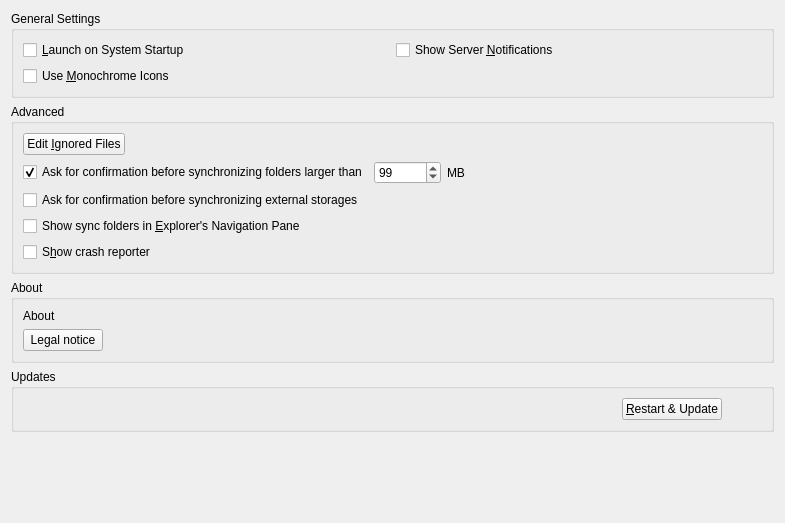
Above: src/gui/generalsettings.ui from nextcloud/desktop before the change. Below: the same form after it.
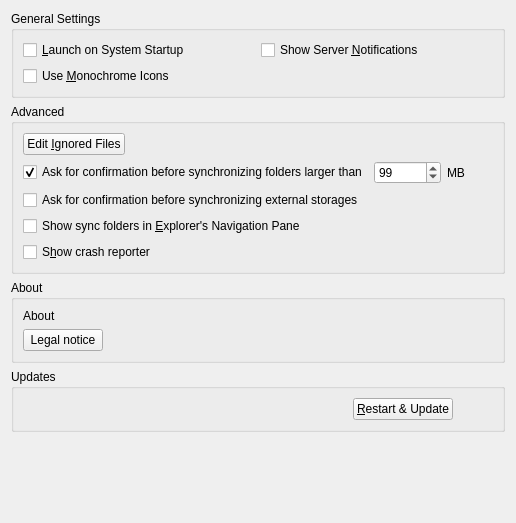
That is the form after the change.

What changed in the file:
```diff
--- a/src/gui/generalsettings.ui
+++ b/src/gui/generalsettings.ui
@@ -6,7 +6,7 @@
    <rect>
     <x>0</x>
     <y>0</y>
-    <width>785</width>
+    <width>516</width>
     <height>523</height>
    </rect>
   </property>
```
